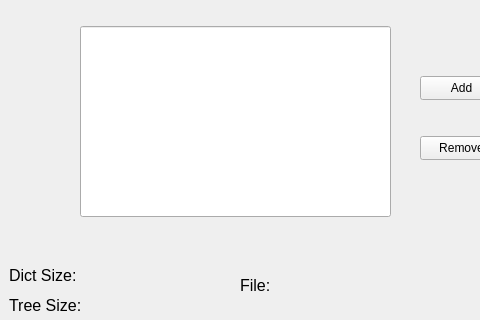
Above: dictionary.ui from Islam231bi/Engish-Dictionary before the change; both pictures show x 0 to 480 and y 133 to 453 of the 566 by 453 pixel window. Below: the same form after it.
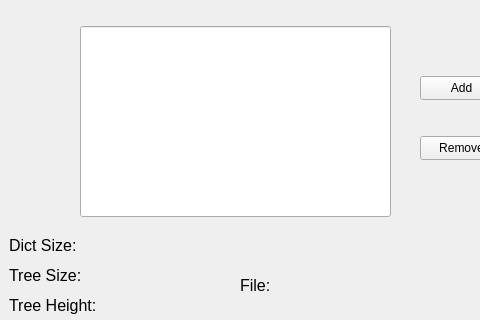
That is the form after the change. Icons and pictures are not drawn.

Commit message: added tree height function

Patch:
```diff
--- a/dictionary.ui
+++ b/dictionary.ui
@@ -87,7 +87,7 @@
     <property name="geometry">
      <rect>
       <x>9</x>
-      <y>380</y>
+      <y>350</y>
       <width>76</width>
       <height>19</height>
      </rect>
@@ -105,7 +105,7 @@
     <property name="geometry">
      <rect>
       <x>90</x>
-      <y>380</y>
+      <y>350</y>
       <width>104</width>
       <height>19</height>
      </rect>
@@ -123,7 +123,7 @@
     <property name="geometry">
      <rect>
       <x>9</x>
-      <y>410</y>
+      <y>380</y>
       <width>76</width>
       <height>19</height>
      </rect>
@@ -141,7 +141,7 @@
     <property name="geometry">
      <rect>
       <x>90</x>
-      <y>410</y>
+      <y>380</y>
       <width>104</width>
       <height>19</height>
      </rect>
@@ -240,6 +240,42 @@
      </rect>
     </property>
    </widget>
+   <widget class="QLabel" name="label_4">
+    <property name="geometry">
+     <rect>
+      <x>9</x>
+      <y>410</y>
+      <width>97</width>
+      <height>19</height>
+     </rect>
+    </property>
+    <property name="font">
+     <font>
+      <pointsize>12</pointsize>
+     </font>
+    </property>
+    <property name="text">
+     <string>Tree Height:</string>
+    </property>
+   </widget>
+   <widget class="QLabel" name="tree_height">
+    <property name="geometry">
+     <rect>
+      <x>110</x>
+      <y>410</y>
+      <width>104</width>
+      <height>19</height>
+     </rect>
+    </property>
+    <property name="font">
+     <font>
+      <pointsize>12</pointsize>
+     </font>
+    </property>
+    <property name="text">
+     <string/>
+    </property>
+   </widget>
   </widget>
   <widget class="QMenuBar" name="menubar">
    <property name="geometry">
```
The commit also changes 2 other files.
